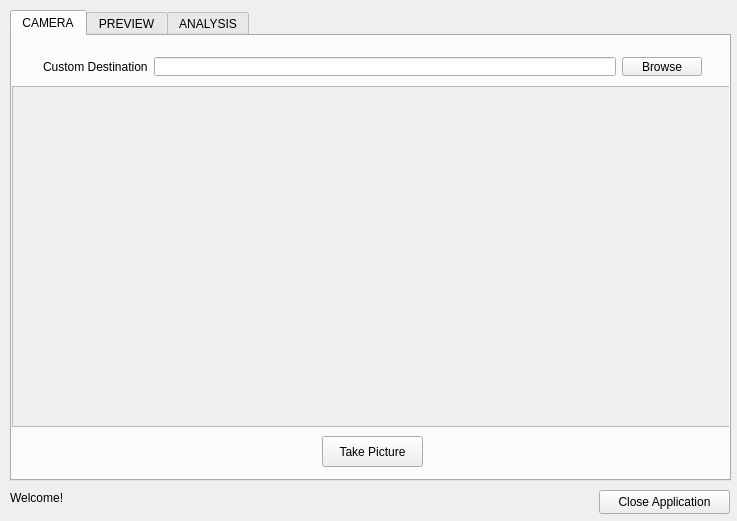
Old version of the form qtExamples/QtFaceRecognition/widget.ui in the repository DarkSector/qt-project.
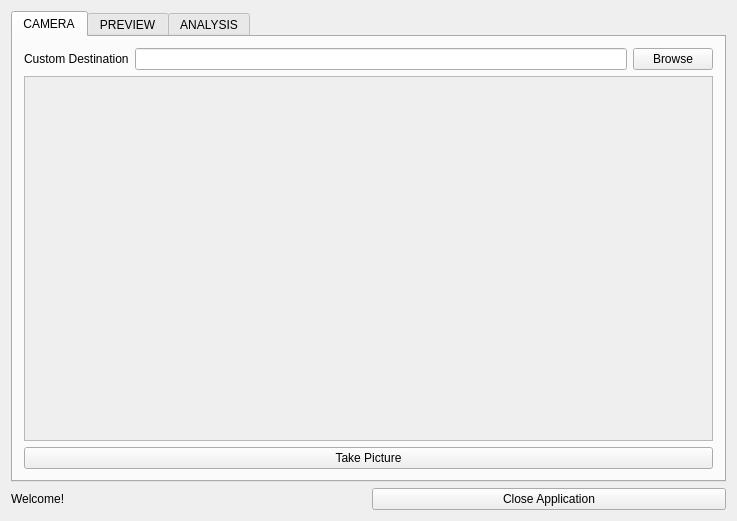
New version of the form.

Commit message: Stretch UI whenever expanded, switched to grid layout

```diff
--- a/qtExamples/QtFaceRecognition/widget.ui
+++ b/qtExamples/QtFaceRecognition/widget.ui
@@ -13,15 +13,9 @@
   <property name="windowTitle">
    <string>QT Face Recognition </string>
   </property>
+  <layout class="QGridLayout" name="gridLayout">
+   <item row="0" column="0" colspan="2">
   <widget class="QTabWidget" name="tabWidget">
-   <property name="geometry">
-    <rect>
-     <x>10</x>
-     <y>10</y>
-     <width>721</width>
-     <height>471</height>
-    </rect>
-   </property>
    <property name="currentIndex">
     <number>0</number>
    </property>
@@ -29,51 +23,8 @@
     <attribute name="title">
      <string>CAMERA</string>
     </attribute>
-    <widget class="QPushButton" name="takePicture">
-     <property name="geometry">
-      <rect>
-       <x>310</x>
-       <y>400</y>
-       <width>101</width>
-       <height>31</height>
-      </rect>
-     </property>
-     <property name="text">
-      <string>Take Picture</string>
-     </property>
-    </widget>
-    <widget class="QScrollArea" name="scrollArea">
-     <property name="geometry">
-      <rect>
-       <x>0</x>
-       <y>50</y>
-       <width>721</width>
-       <height>341</height>
-      </rect>
-     </property>
-     <property name="widgetResizable">
-      <bool>true</bool>
-     </property>
-     <widget class="QWidget" name="scrollAreaWidgetContents">
-      <property name="geometry">
-       <rect>
-        <x>0</x>
-        <y>0</y>
-        <width>719</width>
-        <height>339</height>
-       </rect>
-      </property>
-     </widget>
-    </widget>
-    <widget class="QWidget" name="">
-     <property name="geometry">
-      <rect>
-       <x>20</x>
-       <y>10</y>
-       <width>681</width>
-       <height>41</height>
-      </rect>
-     </property>
+      <layout class="QGridLayout" name="gridLayout_2">
+       <item row="0" column="0">
      <layout class="QHBoxLayout" name="horizontalLayout">
       <item>
        <widget class="QLabel" name="imageDestinationField">
@@ -93,7 +44,32 @@
        </widget>
       </item>
      </layout>
-    </widget>
+       </item>
+       <item row="1" column="0">
+        <widget class="QScrollArea" name="scrollArea">
+         <property name="widgetResizable">
+          <bool>true</bool>
+         </property>
+         <widget class="QWidget" name="scrollAreaWidgetContents">
+          <property name="geometry">
+           <rect>
+            <x>0</x>
+            <y>0</y>
+            <width>695</width>
+            <height>361</height>
+           </rect>
+          </property>
+         </widget>
+        </widget>
+       </item>
+       <item row="2" column="0">
+        <widget class="QPushButton" name="takePicture">
+         <property name="text">
+          <string>Take Picture</string>
+         </property>
+        </widget>
+       </item>
+      </layout>
    </widget>
    <widget class="QWidget" name="galleryTab">
     <attribute name="title">
@@ -182,32 +158,22 @@
     </attribute>
    </widget>
   </widget>
-  <widget class="QPushButton" name="applicationClose">
-   <property name="geometry">
-    <rect>
-     <x>599</x>
-     <y>490</y>
-     <width>131</width>
-     <height>24</height>
-    </rect>
-   </property>
-   <property name="text">
-    <string>Close Application</string>
-   </property>
-  </widget>
+   </item>
+   <item row="1" column="0">
   <widget class="QLabel" name="statusLabel">
-   <property name="geometry">
-    <rect>
-     <x>10</x>
-     <y>490</y>
-     <width>581</width>
-     <height>16</height>
-    </rect>
-   </property>
    <property name="text">
     <string>Welcome!</string>
    </property>
   </widget>
+   </item>
+   <item row="1" column="1">
+    <widget class="QPushButton" name="applicationClose">
+     <property name="text">
+      <string>Close Application</string>
+     </property>
+    </widget>
+   </item>
+  </layout>
  </widget>
  <layoutdefault spacing="6" margin="11"/>
  <resources/>
```
Left out of the diff: 27 changed lines with no effect on the pictures. Lines whose indentation alone changed are shown as unchanged.
